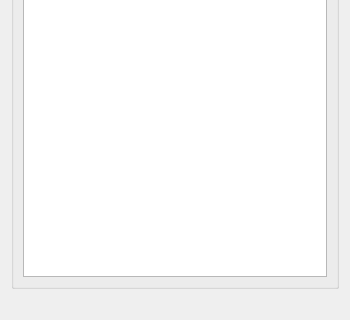
This is UI/MainWidget.ui in andreassch/RPGAssistant as Qt 5 draws it before an edit; both pictures show x 0 to 350 and y 230 to 550 of the 350 by 550 pixel window. The edited form follows.
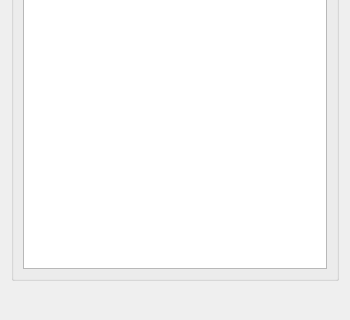
This is the edited form. Icons and pictures are not drawn.

Commit message: Added an about dialog.

Diff of the .ui file:
```diff
--- a/UI/MainWidget.ui
+++ b/UI/MainWidget.ui
@@ -132,12 +132,12 @@
     </widget>
    </item>
    <item>
-    <widget class="QLabel" name="labelVersion">
+    <widget class="QPushButton" name="buttonAbout">
      <property name="text">
       <string/>
      </property>
-     <property name="alignment">
-      <set>Qt::AlignCenter</set>
+     <property name="flat">
+      <bool>true</bool>
      </property>
     </widget>
    </item>
```
Left out of the diff: 6 changed lines with no effect on the pictures. The commit also changes 16 other files.
